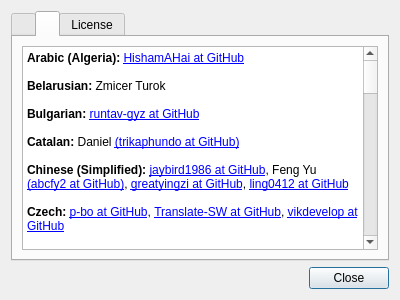
This is Kvantum/kvantummanager/about.ui in tsujan/Kvantum as Qt 5 draws it before an edit. The edited form follows.
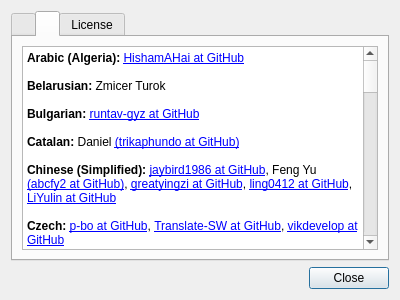
This is the edited form. The open tabs and pages were chosen to show the change.

Patch:
```diff
--- a/Kvantum/kvantummanager/about.ui
+++ b/Kvantum/kvantummanager/about.ui
@@ -105,7 +105,7 @@
 &lt;p style=&quot;-qt-paragraph-type:empty; margin-top:0px; margin-bottom:0px; margin-left:0px; margin-right:0px; -qt-block-indent:0; text-indent:0px;&quot;&gt;&lt;br /&gt;&lt;/p&gt;
 &lt;p style=&quot; margin-top:0px; margin-bottom:0px; margin-left:0px; margin-right:0px; -qt-block-indent:0; text-indent:0px;&quot;&gt;&lt;span style=&quot; font-weight:600;&quot;&gt;Catalan:&lt;/span&gt; Daniel &lt;a href=&quot;https://github.com/trikaphundo&quot;&gt;(trikaphundo at GitHub)&lt;/a&gt;&lt;/p&gt;
 &lt;p style=&quot;-qt-paragraph-type:empty; margin-top:0px; margin-bottom:0px; margin-left:0px; margin-right:0px; -qt-block-indent:0; text-indent:0px;&quot;&gt;&lt;br /&gt;&lt;/p&gt;
-&lt;p style=&quot; margin-top:0px; margin-bottom:0px; margin-left:0px; margin-right:0px; -qt-block-indent:0; text-indent:0px;&quot;&gt;&lt;span style=&quot; font-weight:600;&quot;&gt;Chinese (Simplified):&lt;/span&gt; &lt;a href=&quot;https://github.com/jaybird1986&quot;&gt;jaybird1986 at GitHub&lt;/a&gt;, Feng Yu &lt;a href=&quot;https://github.com/abcfy2&quot;&gt;(abcfy2 at GitHub)&lt;/a&gt;, &lt;a href=&quot;https://github.com/greatyingzi&quot;&gt;greatyingzi at GitHub&lt;/a&gt;, &lt;a href=&quot;https://github.com/ling0412&quot;&gt;ling0412 at GitHub&lt;/a&gt;&lt;/p&gt;
+&lt;p style=&quot; margin-top:0px; margin-bottom:0px; margin-left:0px; margin-right:0px; -qt-block-indent:0; text-indent:0px;&quot;&gt;&lt;span style=&quot; font-weight:600;&quot;&gt;Chinese (Simplified):&lt;/span&gt; &lt;a href=&quot;https://github.com/jaybird1986&quot;&gt;jaybird1986 at GitHub&lt;/a&gt;, Feng Yu &lt;a href=&quot;https://github.com/abcfy2&quot;&gt;(abcfy2 at GitHub)&lt;/a&gt;, &lt;a href=&quot;https://github.com/greatyingzi&quot;&gt;greatyingzi at GitHub&lt;/a&gt;, &lt;a href=&quot;https://github.com/ling0412&quot;&gt;ling0412 at GitHub&lt;/a&gt;, &lt;a href=&quot;https://github.com/LiYulin-s&quot;&gt;LiYulin at GitHub&lt;/a&gt;&lt;/p&gt;
 &lt;p style=&quot;-qt-paragraph-type:empty; margin-top:0px; margin-bottom:0px; margin-left:0px; margin-right:0px; -qt-block-indent:0; text-indent:0px;&quot;&gt;&lt;br /&gt;&lt;/p&gt;
 &lt;p style=&quot; margin-top:0px; margin-bottom:0px; margin-left:0px; margin-right:0px; -qt-block-indent:0; text-indent:0px;&quot;&gt;&lt;span style=&quot; font-weight:600;&quot;&gt;Czech:&lt;/span&gt; &lt;a href=&quot;https://github.com/p-bo&quot;&gt;p-bo at GitHub&lt;/a&gt;, &lt;a href=&quot;https://github.com/Translate-SW&quot;&gt;Translate-SW at GitHub&lt;/a&gt;, &lt;a href=&quot;https://github.com/vikdevelop&quot;&gt;vikdevelop at GitHub&lt;/a&gt;&lt;/p&gt;
 &lt;p style=&quot;-qt-paragraph-type:empty; margin-top:0px; margin-bottom:0px; margin-left:0px; margin-right:0px; -qt-block-indent:0; text-indent:0px;&quot;&gt;&lt;br /&gt;&lt;/p&gt;
@@ -149,7 +149,7 @@
 &lt;p style=&quot;-qt-paragraph-type:empty; margin-top:0px; margin-bottom:0px; margin-left:0px; margin-right:0px; -qt-block-indent:0; text-indent:0px;&quot;&gt;&lt;br /&gt;&lt;/p&gt;
 &lt;p style=&quot; margin-top:0px; margin-bottom:0px; margin-left:0px; margin-right:0px; -qt-block-indent:0; text-indent:0px;&quot;&gt;&lt;span style=&quot; font-weight:600;&quot;&gt;Slovak:&lt;/span&gt; Paolo Vigoroso, &lt;a href=&quot;https://github.com/Leifdin&quot;&gt;&lt;span;&gt;Leifdin at GitHub&lt;/span&gt;&lt;/a&gt;&lt;/p&gt;
 &lt;p style=&quot;-qt-paragraph-type:empty; margin-top:0px; margin-bottom:0px; margin-left:0px; margin-right:0px; -qt-block-indent:0; text-indent:0px;&quot;&gt;&lt;br /&gt;&lt;/p&gt;
-&lt;p style=&quot; margin-top:0px; margin-bottom:0px; margin-left:0px; margin-right:0px; -qt-block-indent:0; text-indent:0px;&quot;&gt;&lt;span style=&quot; font-weight:600;&quot;&gt;Spanish:&lt;/span&gt; &lt;a href=&quot;https://github.com/micrococo&quot;&gt;&lt;span;&gt;micrococo at GitHub&lt;/span&gt;&lt;/a&gt;, &lt;/span&gt; Maximiliano Dvyhailo &lt;a href=&quot;https://github.com/MaxiDvy&quot;&gt;&lt;span;&gt;(MaxiDvy at GitHub)&lt;/span&gt;&lt;/a&gt;, Robert Schneider, &lt;a href=&quot;https://github.com/marianofussero&quot;&gt;&lt;span;&gt;marianofussero at GitHub&lt;/span&gt;&lt;/a&gt;, &lt;/span&gt; Juan Alvarez &lt;a href=&quot;https://github.com/JotaJota96&quot;&gt;&lt;span;&gt;(JotaJota96 at GitHub)&lt;/span&gt;&lt;/a&gt;&lt;/p&gt;
+&lt;p style=&quot; margin-top:0px; margin-bottom:0px; margin-left:0px; margin-right:0px; -qt-block-indent:0; text-indent:0px;&quot;&gt;&lt;span style=&quot; font-weight:600;&quot;&gt;Spanish:&lt;/span&gt; &lt;a href=&quot;https://github.com/micrococo&quot;&gt;&lt;span;&gt;micrococo at GitHub&lt;/span&gt;&lt;/a&gt;, &lt;/span&gt; Maximiliano Dvyhailo &lt;a href=&quot;https://github.com/MaxiDvy&quot;&gt;&lt;span;&gt;(MaxiDvy at GitHub)&lt;/span&gt;&lt;/a&gt;, Robert Schneider, &lt;a href=&quot;https://github.com/marianofussero&quot;&gt;&lt;span;&gt;marianofussero at GitHub&lt;/span&gt;&lt;/a&gt;, &lt;/span&gt; Juan Alvarez &lt;a href=&quot;https://github.com/JotaJota96&quot;&gt;&lt;span;&gt;(JotaJota96 at GitHub)&lt;/span&gt;&lt;/a&gt;, &lt;a href=&quot;https://github.com/toni-em&quot;&gt;&lt;span;&gt;toni-em at GitHub&lt;/span&gt;&lt;/a&gt;&lt;/p&gt;
 &lt;p style=&quot;-qt-paragraph-type:empty; margin-top:0px; margin-bottom:0px; margin-left:0px; margin-right:0px; -qt-block-indent:0; text-indent:0px;&quot;&gt;&lt;br /&gt;&lt;/p&gt;
 &lt;p style=&quot; margin-top:0px; margin-bottom:0px; margin-left:0px; margin-right:0px; -qt-block-indent:0; text-indent:0px;&quot;&gt;&lt;span style=&quot; font-weight:600;&quot;&gt;Turkish:&lt;/span&gt; Mehmet Akif &lt;a href=&quot;https://github.com/madanadam&quot;&gt;(madanadam at GitHub)&lt;/a&gt;, Dr. Ayhan YALÇINSOY &lt;a href=&quot;https://github.com/ayhanyalcinsoy&quot;&gt;(ayhanyalcinsoy at GitHub)&lt;/a&gt;&lt;/p&gt;
 &lt;p style=&quot;-qt-paragraph-type:empty; margin-top:0px; margin-bottom:0px; margin-left:0px; margin-right:0px; -qt-block-indent:0; text-indent:0px;&quot;&gt;&lt;br /&gt;&lt;/p&gt;
```
